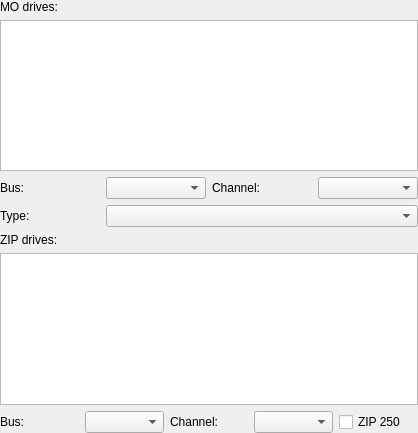
Above: src/qt/qt_settingsotherremovable.ui from 86Box/86Box before the change. Below: the same form after it.
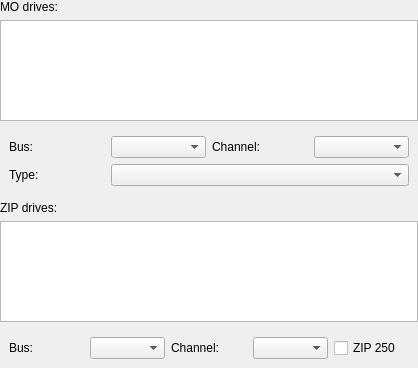
That is the form after the change.

The edit to the form file:
```diff
--- a/src/qt/qt_settingsotherremovable.ui
+++ b/src/qt/qt_settingsotherremovable.ui
@@ -7,7 +7,7 @@
     <x>0</x>
     <y>0</y>
     <width>418</width>
-    <height>433</height>
+    <height>368</height>
    </rect>
   </property>
   <property name="windowTitle">
@@ -35,6 +35,18 @@
    </item>
    <item>
     <widget class="QTableView" name="tableViewMO">
+     <property name="sizePolicy">
+      <sizepolicy hsizetype="Preferred" vsizetype="Preferred">
+       <horstretch>0</horstretch>
+       <verstretch>0</verstretch>
+      </sizepolicy>
+     </property>
+     <property name="maximumSize">
+      <size>
+       <width>16777215</width>
+       <height>150</height>
+      </size>
+     </property>
      <property name="editTriggers">
       <set>QAbstractItemView::NoEditTriggers</set>
      </property>
@@ -53,6 +65,7 @@
     </widget>
    </item>
    <item>
+    <widget class="QWidget" name="moControls" native="true">
     <layout class="QGridLayout" name="gridLayout">
      <item row="0" column="0">
       <widget class="QLabel" name="label_2">
@@ -97,19 +110,7 @@
       </widget>
      </item>
     </layout>
-   </item>
-   <item>
-    <spacer name="verticalSpacer">
-     <property name="orientation">
-      <enum>Qt::Vertical</enum>
-     </property>
-     <property name="sizeHint" stdset="0">
-      <size>
-       <width>20</width>
-       <height>40</height>
-      </size>
-     </property>
-    </spacer>
+    </widget>
    </item>
    <item>
     <widget class="QLabel" name="label_6">
@@ -120,6 +121,18 @@
    </item>
    <item>
     <widget class="QTableView" name="tableViewZIP">
+     <property name="sizePolicy">
+      <sizepolicy hsizetype="Preferred" vsizetype="Preferred">
+       <horstretch>0</horstretch>
+       <verstretch>0</verstretch>
+      </sizepolicy>
+     </property>
+     <property name="maximumSize">
+      <size>
+       <width>16777215</width>
+       <height>150</height>
+      </size>
+     </property>
      <property name="editTriggers">
       <set>QAbstractItemView::NoEditTriggers</set>
      </property>
@@ -138,7 +151,8 @@
     </widget>
    </item>
    <item>
-    <layout class="QHBoxLayout" name="horizontalLayout_2">
+    <widget class="QWidget" name="zipControls" native="true">
+     <layout class="QHBoxLayout" name="horizontalLayout">
      <item>
       <widget class="QLabel" name="label_3">
        <property name="text">
@@ -175,6 +189,7 @@
       </widget>
      </item>
     </layout>
+    </widget>
    </item>
   </layout>
  </widget>
```
Lines whose indentation alone changed are shown as unchanged.
